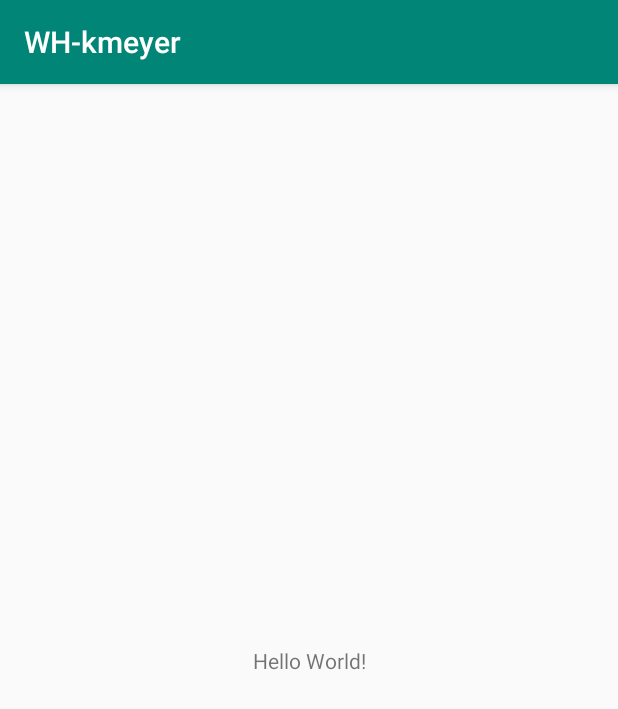
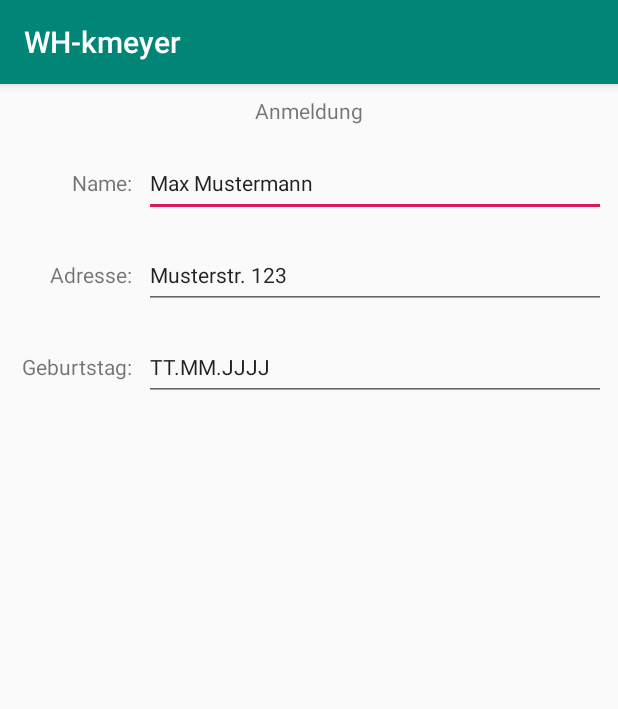
Before and after one commit to kmeyer-tgm/WH-kmeyer, an Android app: the screen it shows after launch (MainActivity), on a phone screen of 412 x 824 dp. Shown: the top 709 px of the screen. Run offline under Robolectric (Android 15) with nearby library versions, the phone set to English and light mode, and no system bars.

Commit message:
second commit

```diff
--- a/app/src/main/res/layout/activity_main.xml
+++ b/app/src/main/res/layout/activity_main.xml
@@ -7,12 +7,96 @@
     tools:context=".MainActivity">
 
     <TextView
+        android:id="@+id/textView"
         android:layout_width="wrap_content"
         android:layout_height="wrap_content"
-        android:text="Hello World!"
-        app:layout_constraintBottom_toBottomOf="parent"
-        app:layout_constraintLeft_toLeftOf="parent"
-        app:layout_constraintRight_toRightOf="parent"
+        android:layout_marginTop="8dp"
+        android:text="Anmeldung"
+        app:layout_constraintEnd_toEndOf="parent"
+        app:layout_constraintStart_toStartOf="parent"
         app:layout_constraintTop_toTopOf="parent" />
 
+    <EditText
+        android:id="@+id/editText"
+        android:layout_width="0dp"
+        android:layout_height="45dp"
+        android:layout_marginStart="96dp"
+        android:layout_marginLeft="96dp"
+        android:layout_marginTop="16dp"
+        android:layout_marginEnd="8dp"
+        android:layout_marginRight="8dp"
+        android:ems="10"
+        android:inputType="textPersonName"
+        android:text="Max Mustermann"
+        android:textSize="14sp"
+        app:layout_constraintEnd_toEndOf="parent"
+        app:layout_constraintStart_toStartOf="parent"
+        app:layout_constraintTop_toBottomOf="@+id/textView" />
+
+    <TextView
+        android:id="@+id/textView2"
+        android:layout_width="wrap_content"
+        android:layout_height="wrap_content"
+        android:layout_marginEnd="8dp"
+        android:layout_marginRight="8dp"
+        android:text="Name:"
+        android:textSize="14sp"
+        app:layout_constraintBaseline_toBaselineOf="@+id/editText"
+        app:layout_constraintEnd_toStartOf="@+id/editText" />
+
+    <EditText
+        android:id="@+id/editText2"
+        android:layout_width="0dp"
+        android:layout_height="45dp"
+        android:layout_marginStart="96dp"
+        android:layout_marginLeft="96dp"
+        android:layout_marginTop="16dp"
+        android:layout_marginEnd="8dp"
+        android:layout_marginRight="8dp"
+        android:ems="10"
+        android:inputType="textPersonName"
+        android:text="Musterstr. 123"
+        android:textSize="14sp"
+        app:layout_constraintEnd_toEndOf="parent"
+        app:layout_constraintStart_toStartOf="parent"
+        app:layout_constraintTop_toBottomOf="@+id/editText" />
+
+    <EditText
+        android:id="@+id/editText3"
+        android:layout_width="0dp"
+        android:layout_height="45dp"
+        android:layout_marginStart="96dp"
+        android:layout_marginLeft="96dp"
+        android:layout_marginTop="16dp"
+        android:layout_marginEnd="8dp"
+        android:layout_marginRight="8dp"
+        android:ems="10"
+        android:inputType="textPersonName"
+        android:text="TT.MM.JJJJ"
+        android:textSize="14sp"
+        app:layout_constraintEnd_toEndOf="parent"
+        app:layout_constraintStart_toStartOf="parent"
+        app:layout_constraintTop_toBottomOf="@+id/editText2" />
+
+    <TextView
+        android:id="@+id/textView3"
+        android:layout_width="wrap_content"
+        android:layout_height="wrap_content"
+        android:layout_marginEnd="8dp"
+        android:layout_marginRight="8dp"
+        android:text="Adresse:"
+        android:textSize="14sp"
+        app:layout_constraintBaseline_toBaselineOf="@+id/editText2"
+        app:layout_constraintEnd_toStartOf="@+id/editText2" />
+
+    <TextView
+        android:id="@+id/textView4"
+        android:layout_width="wrap_content"
+        android:layout_height="wrap_content"
+        android:layout_marginEnd="8dp"
+        android:layout_marginRight="8dp"
+        android:text="Geburtstag:"
+        android:textSize="14sp"
+        app:layout_constraintBaseline_toBaselineOf="@+id/editText3"
+        app:layout_constraintEnd_toStartOf="@+id/editText3" />
 </androidx.constraintlayout.widget.ConstraintLayout>
```
